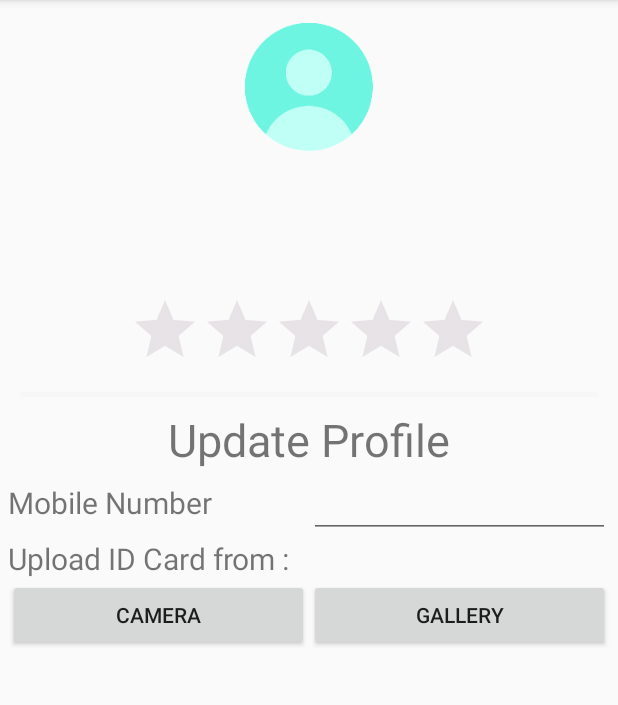
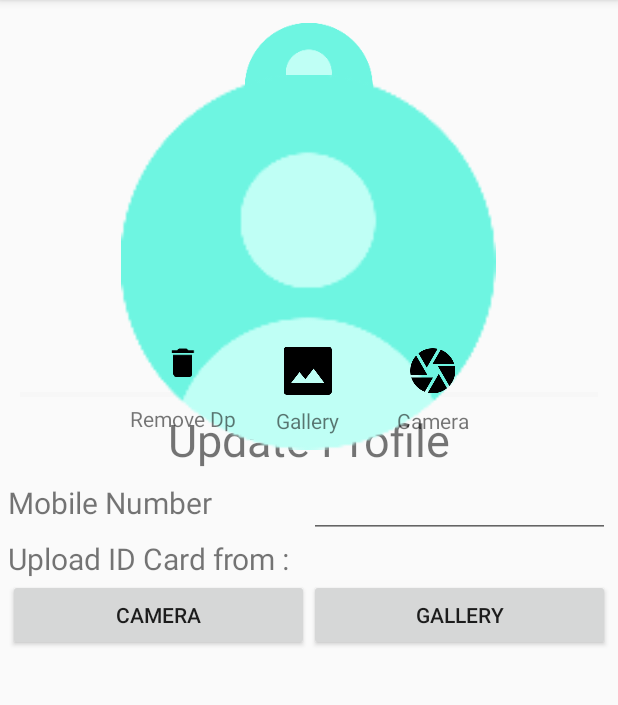
Before and after one commit to dev-ritik/PassOn, an Android app: the ProfileActivity screen opened directly, with no data from a screen before it, on a phone screen of 412 x 824 dp, the part 84-789 px from its top. Run offline under Robolectric (Android 15) with nearby library versions, the light colour scheme and no system bars; our stand-ins replace Firebase (no records; nobody signed in at launch, a user with empty details on screens opened directly), Picasso; 2 statements that could not run were skipped.

Commit message:
working with picasso and image

```diff
--- a/app/src/main/res/layout/activity_profile.xml
+++ b/app/src/main/res/layout/activity_profile.xml
@@ -190,10 +190,14 @@
         android:layout_marginLeft="20dp"
         android:layout_marginRight="20dp"
         android:layout_marginTop="50dp"
-        android:background="@mipmap/icon_profile_empty"
         android:orientation="vertical"
-        android:visibility="invisible">
+        android:visibility="visible">
 
+        <ImageView
+            android:id="@+id/dialogProfile"
+            android:layout_width="match_parent"
+            android:layout_height="match_parent"
+            android:src="@mipmap/icon_profile_empty"/>
         <LinearLayout
             android:id="@+id/dpSelectionLayout"
             android:layout_width="match_parent"
```
Also changed, not shown: app/src/main/java/com/example/android/passon/ProfileActivity.java (+65 -16 lines).
